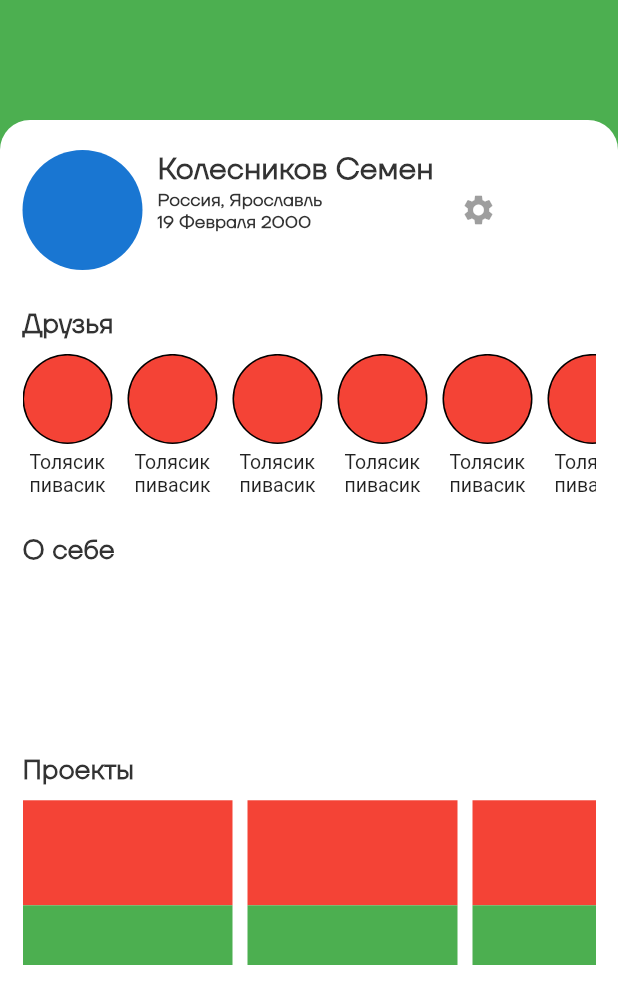
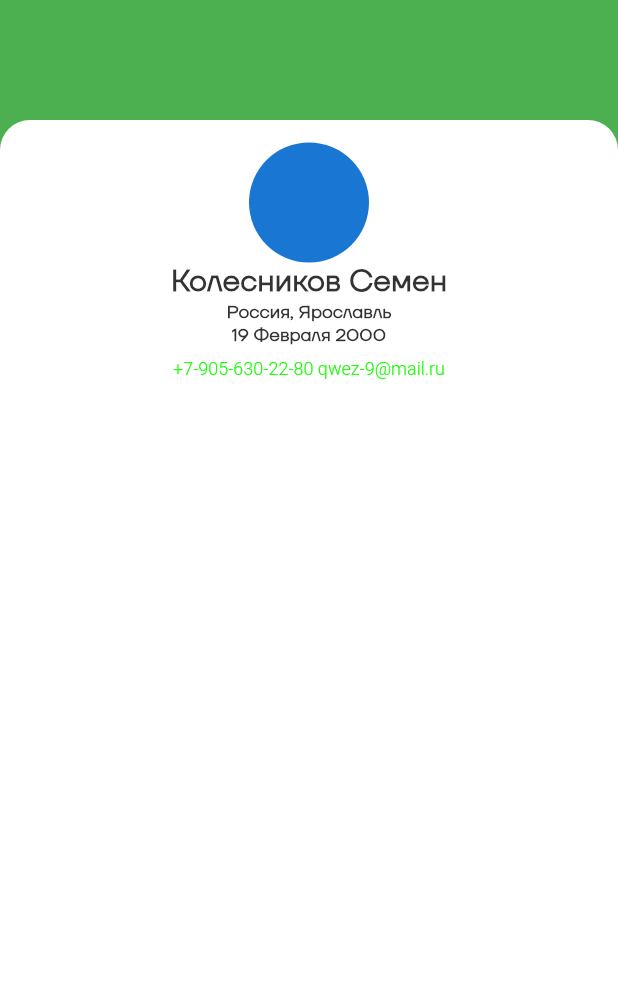
Before and after one commit to Dragonite24/Underground_mskHack, a Flutter app: the Profile screen opened directly, on a phone screen of 412 x 824 dp. Shown: the top 1004 px of the screen. Run offline on Flutter 3.47's test engine with Material 2 defaults, Android fonts, the light colour scheme and no system bars; our stand-ins replace cached_network_image, flutter_svg, flutter_tindercard, font_awesome_flutter, photo_view; missing offline and left inert: dart:ffi, scrolling_page_indicator.

Commit message:
Profile/Projects/Card fix/

```diff
--- a/frontend/lib/const.dart
+++ b/frontend/lib/const.dart
@@ -1,5 +1,4 @@
 // Fonts TTFirsNeue
-
 class Fonts {
   final black = 'Black';
   final bold = 'Bold';
--- a/frontend/lib/pages/profile/profileDate.dart
+++ b/frontend/lib/pages/profile/profileDate.dart
@@ -1,5 +1,6 @@
 import 'package:Underground/code_input/src/verify_code_input_widget.dart';
 import 'package:Underground/const.dart';
+import 'package:Underground/pages/profile/menuItems/projects.dart';
 import 'package:Underground/pages/signIn/success.dart';
 import 'package:flutter/material.dart';
 
@@ -14,6 +15,33 @@ class _ProfileState extends State<Profile> with SingleTickerProviderStateMixin {
   @override
   void initState() {
     super.initState();
+  }
+
+  int _currentIndex = 0;
+
+  Future<bool> onItemTapped(int index) async {
+    if (index == _currentIndex) {
+      switch (index) {
+        case 0:
+          Navigator.push(
+              context, MaterialPageRoute(builder: (context) => Project()));
+          break;
+        case 1:
+          Navigator.push(
+              context, MaterialPageRoute(builder: (context) => Project()));
+          break;
+        case 2:
+          Navigator.push(
+              context, MaterialPageRoute(builder: (context) => Project()));
+          break;
+        case 3:
+          Navigator.push(
+              context, MaterialPageRoute(builder: (context) => Project()));
+          break;
+      }
+    } else
+      setState(() => _currentIndex = index);
+    return true;
   }
 
   @override
@@ -35,28 +63,16 @@ class _ProfileState extends State<Profile> with SingleTickerProviderStateMixin {
                           topLeft: Radius.circular(20),
                           topRight: Radius.circular(20)),
                     ),
-                    child: Padding(
-                      padding:
-                          EdgeInsets.symmetric(horizontal: 15, vertical: 20),
                     child: Column(
-                        crossAxisAlignment: CrossAxisAlignment.start,
+                      crossAxisAlignment: CrossAxisAlignment.center,
                       // основная колонка
                       children: [
-                          Row(
-                            // Аватар, фио, настройки
-                            children: [
+                        SizedBox(height: 15),
                         CircleAvatar(
                           radius: 40,
                         ),
                         SizedBox(width: 10),
-                              Container(
-                                height: 80,
-                                child: Column(
-                                  crossAxisAlignment: CrossAxisAlignment.start,
-                                  children: [
-                                    Container(
-                                      width: 190,
-                                      child: Text(
+                        Text(
                           'Колесников Семен',
                           overflow: TextOverflow.ellipsis,
                           style: TextStyle(
@@ -64,9 +80,7 @@ class _ProfileState extends State<Profile> with SingleTickerProviderStateMixin {
                                   fontWeight: FontWeight.w600,
                                   fontSize: 20,
                                   color: Color(0xFF333333))
-                                            .copyWith(
-                                                fontFamily: Fonts().light),
-                                      ),
+                              .copyWith(fontFamily: Fonts().light),
                         ),
                         Text(
                           'Россия, Ярославль',
@@ -86,127 +100,67 @@ class _ProfileState extends State<Profile> with SingleTickerProviderStateMixin {
                                   color: Color(0xFF333333))
                               .copyWith(fontFamily: Fonts().light),
                         ),
-                                  ],
+                        SizedBox(
+                            height: MediaQuery.of(context).size.height * 0.01),
+                        RichText(
+                            textAlign: TextAlign.center,
+                            text: TextSpan(
+                                style: TextStyle(
+                                    fontStyle: FontStyle.normal,
+                                    fontWeight: FontWeight.w500,
+                                    fontSize: 12,
+                                    color: Color(0xFF333333)),
+                                children: <TextSpan>[
+                                  TextSpan(
+                                    text: '',
                                   ),
-                              ),
-                              Container(
-                                height: 80,
-                                child: IconButton(
-                                    onPressed: null,
-                                    icon: Icon(Icons.settings)),
-                              )
-                            ],
+                                  TextSpan(
+                                      text: '+7-905-630-22-80 qwez-9@mail.ru',
+                                      style: TextStyle(
+                                          fontStyle: FontStyle.normal,
+                                          fontWeight: FontWeight.w300,
+                                          fontSize: 12,
+                                          color: Color(0xFF16FF00))),
+                                ])),
+                        SizedBox(
+                            height: MediaQuery.of(context).size.height * 0.02),
+                        SingleChildScrollView(
+                          scrollDirection: Axis.horizontal, // todo
                         ),
                         SizedBox(
-                              height:
-                                  MediaQuery.of(context).size.height * 0.03),
-                          Container(
-                            child: Text(
-                              'Друзья',
-                              style: TextStyle(
-                                      fontStyle: FontStyle.normal,
-                                      fontWeight: FontWeight.w600,
-                                      fontSize: 18,
-                                      color: Color(0xFF333333))
-                                  .copyWith(fontFamily: Fonts().light),
-                            ),
-                          ),
-                          SizedBox(
-                              height:
-                                  MediaQuery.of(context).size.height * 0.01),
+                            height: MediaQuery.of(context).size.height * 0.03),
                         SingleChildScrollView(
                           scrollDirection: Axis.horizontal,
                           child: Row(children: <Widget>[
-                                frendList(),
-                                frendList(),
-                                frendList(),
-                                frendList(),
-                                frendList(),
-                                frendList(),
-                              ])),
-                          SizedBox(
-                              height:
-                                  MediaQuery.of(context).size.height * 0.03),
                             Container(
-                            child: Text(
-                              'О себе',
-                              style: TextStyle(
-                                      fontStyle: FontStyle.normal,
-                                      fontWeight: FontWeight.w600,
-                                      fontSize: 18,
-                                      color: Color(0xFF333333))
-                                  .copyWith(fontFamily: Fonts().light),
-                            ),
-                          ),
-                          SizedBox(
-                              height:
-                                  MediaQuery.of(context).size.height * 0.15),
-                          Container(
-                            child: Text(
-                              'Проекты',
-                              style: TextStyle(
-                                      fontStyle: FontStyle.normal,
-                                      fontWeight: FontWeight.w600,
-                                      fontSize: 18,
-                                      color: Color(0xFF333333))
-                                  .copyWith(fontFamily: Fonts().light),
-                            ),
-                          ),
-                          SizedBox(
-                              height:
-                                  MediaQuery.of(context).size.height * 0.01),
-                          SingleChildScrollView(
-                            scrollDirection: Axis.horizontal,
-                            child: Row(children: <Widget>[
-                              projectList(),
-                              projectList(),
-                              projectList(),
+                                width: MediaQuery.of(context).size.width * 0.9,
+                                color: Colors.red),
                           ]),
                         ),
                       ],
                     ),
                   ),
                 ),
+              ))));
+
+  Widget menuItem(String text) => Row(
+        children: [
+          SizedBox(width: 10),
+          GestureDetector(
+            onTap: () => print('qwe'),
+            child: Container(
+              padding: const EdgeInsets.all(2.0),
+              child: Container(
+                alignment: Alignment.center,
+                child: Text(text),
+                decoration: UndergroundOutlinedButton().kInnerDecoration,
               ),
-              ))));
-  Container frendList() => Container(
-        padding: EdgeInsets.only(right: 10),
-        child: Column(
-          children: [
-            InkWell(
-              child: CircleAvatar(
-                backgroundColor: Colors.black,
-                radius: 30,
-                child: CircleAvatar(
-                    radius: 29,
-                    backgroundColor: Colors.red,
-                    backgroundImage: /*todo [i].img*/ null),
+              width: 90,
+              height: 30,
+              decoration: UndergroundOutlinedButton().kGradientBoxDecoration,
             ),
           ),
-            SizedBox(height: 5),
-            Text(
-              'Толясик\nпивасик',
-              overflow: TextOverflow.ellipsis,
-              style: TextStyle(fontSize: 13),
-            ),
+          SizedBox(width: 5),
         ],
-        ),
-      );
-  Container projectList() => Container(
-        width: 150,
-        height: 110,
-        padding: EdgeInsets.only(right: 10),
-        child: Column(
-          children: [
-            Container(
-              color: Colors.red,
-              height: 70,
-            ),
-            Container(
-              color: Colors.green,
-              height: 40,
-            ),
-          ],
-        ),
       );
 }
--- a/frontend/lib/widgets.dart
+++ b/frontend/lib/widgets.dart
@@ -107,8 +107,7 @@ class UndergroundButton extends StatelessWidget {
                   gradient: LinearGradient(
                       colors: <Color>[Color(0xFF16FF00), Color(0xFF4CFFC9)]),
                   color: Colors.black,
-                  borderRadius:
-                      BorderRadius.circular(10), //border corner radius
+                  borderRadius: BorderRadius.circular(10),
                   boxShadow: [
                     BoxShadow(
                       offset: Offset(0.0, 14.0),
@@ -125,3 +124,16 @@ class UndergroundButton extends StatelessWidget {
                               color: Color(0xFF333333))
                           .copyWith(fontFamily: Fonts().light))))));
 }
+
+class UndergroundOutlinedButton {
+  final kInnerDecoration = BoxDecoration(
+    color: Colors.white,
+    border: Border.all(color: Colors.white),
+    borderRadius: BorderRadius.circular(32),
+  );
+
+  final kGradientBoxDecoration = BoxDecoration(
+    gradient: LinearGradient(colors: [Color(0xFF16FF00), Color(0xFF4CFFC9)]),
+    borderRadius: BorderRadius.circular(32),
+  );
+}
```
Also changed, not shown: frontend/lib/commons/constData.dart (+0 -11 lines), frontend/lib/commons/userProfileCommon.dart (+2 -27 lines), frontend/lib/pages/cards/searchmain.dart (+24 -17 lines), frontend/lib/pages/chat/chatlist.dart (+1 -14 lines), frontend/lib/pages/profile/menuItems/points.dart (added, +15 -0 lines), frontend/lib/pages/profile/menuItems/projects.dart (added, +101 -0 lines), frontend/lib/pages/signIn/register.dart (+25 -22 lines), frontend/images/add_card.png (added), frontend/images/add_card.svg (deleted), frontend/images/discard_card.png (added), frontend/images/discard_card.svg (deleted), frontend/images/favorite_card.svg (deleted), frontend/images/like_card.png (added), frontend/lib/pages/profile/menuItems/resume.dart (added), 1 more files. Lines whose indentation alone changed are shown as unchanged.
